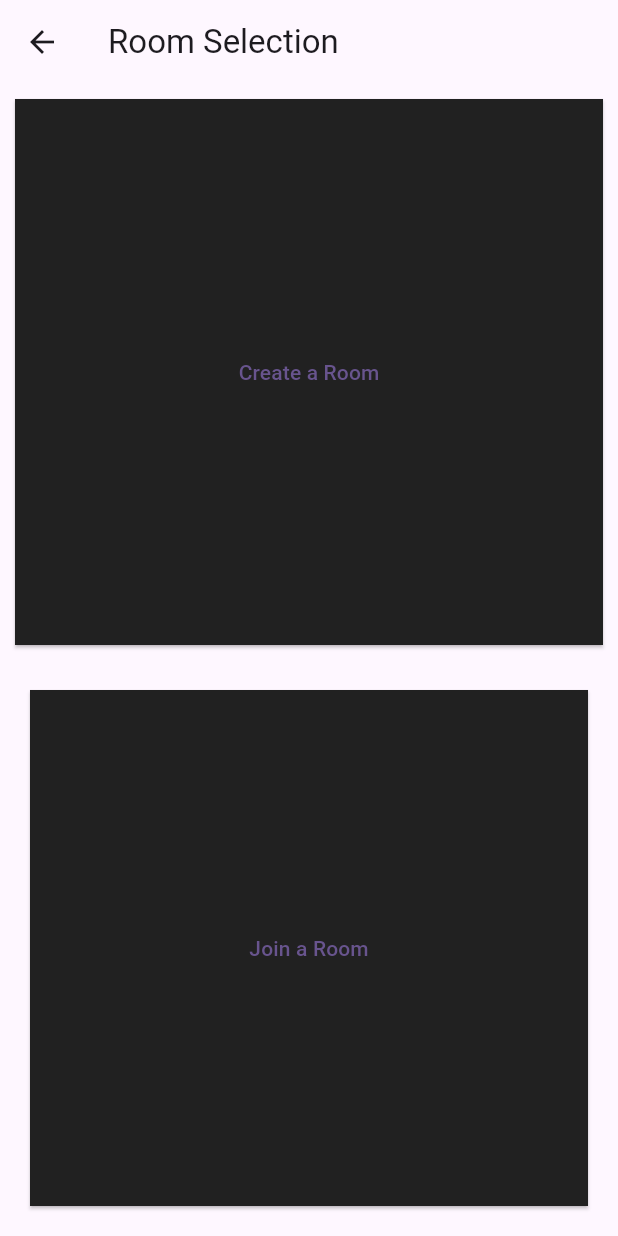
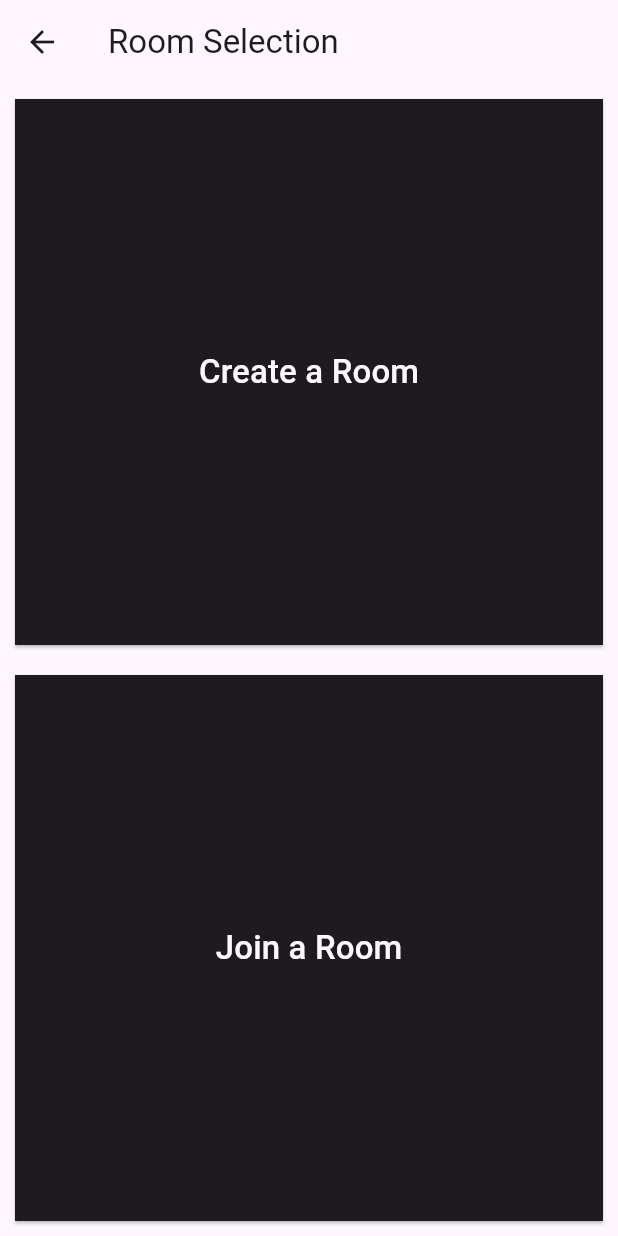
Before and after one commit to ProjectEic/live_game_lib, a Flutter app: the screen it shows after launch, after a tap on an icon or button, on a phone screen of 412 x 824 dp. Run offline on Flutter 3.47's test engine with Material 3 defaults, Android fonts, the phone set to English and light mode, and no system bars; our stand-ins replace firebase_core, firebase_database; accounts and stored records are empty.

Commit message:
update colors
bug fixes

```diff
--- a/example/lib/main.dart
+++ b/example/lib/main.dart
@@ -44,10 +44,7 @@ class MyApp extends StatelessWidget {
                 ['Game 2', '/room_selection_screen'],
                 ['Game 3', '/room_selection_screen'],
               ],
-              theme: ThemeData.from(
-                colorScheme: ColorScheme.fromSeed(seedColor: Colors.deepPurple),
-                textTheme: const TextTheme(),
-              ),
+              theme: Theme.of(context),
             ),
         '/lobby_screen': (context) {
           final args = ModalRoute.of(context)!.settings.arguments
@@ -59,8 +56,9 @@ class MyApp extends StatelessWidget {
             args['isCreator'],
           );
         },
-        '/room_selection_screen': (context) =>
-            RoomSelectionScreen(), // Route to RoomSelectionScreen
+        '/room_selection_screen': (context) => RoomSelectionScreen(
+              theme: Theme.of(context),
+            ),
       },
     );
   }
--- a/lib/frontend/game_state_screens/room_selection_screen.dart
+++ b/lib/frontend/game_state_screens/room_selection_screen.dart
@@ -1,7 +1,9 @@
 import 'package:flutter/material.dart';
 
 class RoomSelectionScreen extends StatelessWidget {
-  const RoomSelectionScreen({Key? key});
+  final ThemeData theme;
+
+  const RoomSelectionScreen({Key? key, required this.theme}) : super(key: key);
 
   @override
   Widget build(BuildContext context) {
@@ -21,7 +23,7 @@ class RoomSelectionScreen extends StatelessWidget {
                   shape: const RoundedRectangleBorder(
                     borderRadius: BorderRadius.zero,
                   ),
-                  backgroundColor: Colors.grey.shade900,
+                  backgroundColor: theme.colorScheme.onBackground,
                 ),
                 onPressed: () {
                   // Navigate to LobbyScreen as a creator
@@ -30,24 +32,32 @@ class RoomSelectionScreen extends StatelessWidget {
                     '/lobby_screen',
                     arguments: {
                       'roomId': generateRandomRoomId(), // Generate a room ID
-                      'lobbyMembers': [], // Empty member list for a new lobby
+                      'lobbyMembers': [
+                        "me"
+                      ], // Empty member list for a new lobby
                       'isCreator': true,
                     },
                   );
                 },
-                child: const Text('Create a Room'),
+                child: Text(
+                  'Create a Room',
+                  style: TextStyle(
+                    color: theme.colorScheme.surface,
+                    fontSize: theme.textTheme.titleLarge!.fontSize,
+                  ),
+                ),
               ),
             ),
           ),
           Expanded(
             child: Padding(
-              padding: const EdgeInsets.all(20.0),
+              padding: const EdgeInsets.all(10.0),
               child: ElevatedButton(
                 style: ElevatedButton.styleFrom(
                   shape: const RoundedRectangleBorder(
                     borderRadius: BorderRadius.zero,
                   ),
-                  backgroundColor: Colors.grey.shade900,
+                  backgroundColor: theme.colorScheme.onBackground,
                 ),
                 onPressed: () {
                   // Navigate to LobbyScreen as a participant
@@ -62,7 +72,13 @@ class RoomSelectionScreen extends StatelessWidget {
                     },
                   );
                 },
-                child: const Text('Join a Room'),
+                child: Text(
+                  'Join a Room',
+                  style: TextStyle(
+                    color: theme.colorScheme.surface,
+                    fontSize: theme.textTheme.titleLarge!.fontSize,
+                  ),
+                ),
               ),
             ),
           ),
```
